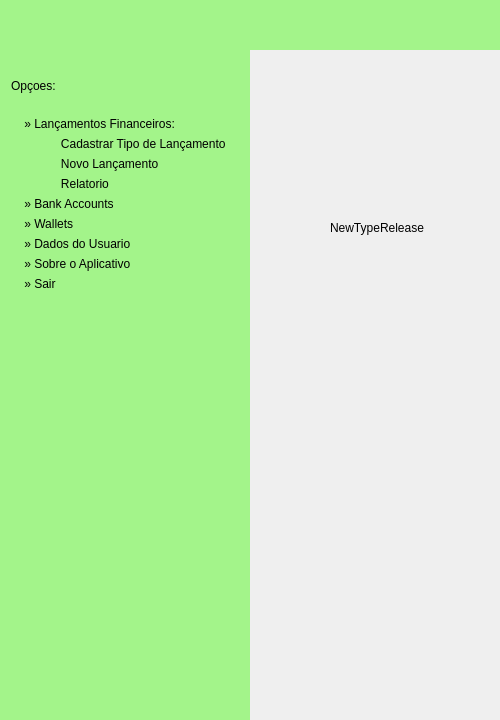
Above: VirtualWallet/src/vision/mainwindow.ui from joaovicentesouto/INE5417 before the change. Below: the same form after it.
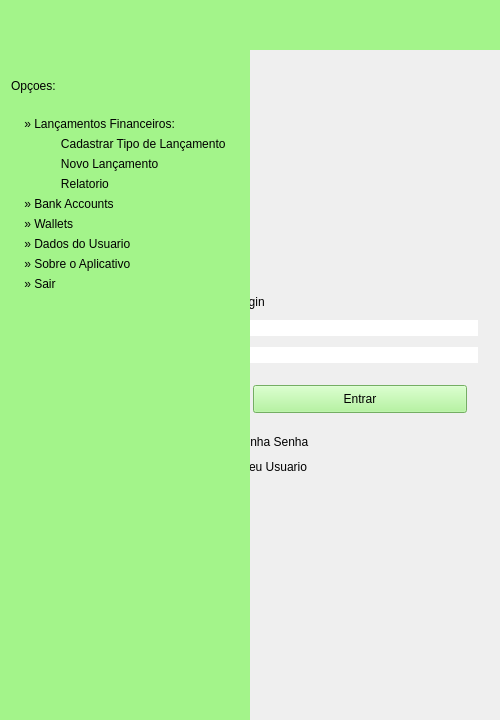
That is the form after the change. The open tabs and pages were chosen to show the change. Custom widgets are drawn as their Qt base class.

Diff of the .ui file:
```diff
--- a/VirtualWallet/src/vision/mainwindow.ui
+++ b/VirtualWallet/src/vision/mainwindow.ui
@@ -723,21 +723,7 @@
       </item>
      </layout>
     </widget>
-    <widget class="QWidget" name="NewTypeRelease">
-     <widget class="QLabel" name="label">
-      <property name="geometry">
-       <rect>
-        <x>330</x>
-        <y>170</y>
-        <width>131</width>
-        <height>16</height>
-       </rect>
-      </property>
-      <property name="text">
-       <string>NewTypeRelease</string>
-      </property>
-     </widget>
-    </widget>
+    <widget class="WNewReleaseType" name="NewReleaseType"/>
     <widget class="QWidget" name="NewRelease">
      <widget class="QLabel" name="label_2">
       <property name="geometry">
@@ -1121,6 +1107,12 @@
    <header>./src/vision/wnewbankaccount.h</header>
    <container>1</container>
   </customwidget>
+  <customwidget>
+   <class>WNewReleaseType</class>
+   <extends>QWidget</extends>
+   <header>./src/vision/wnewreleasetype.h</header>
+   <container>1</container>
+  </customwidget>
  </customwidgets>
  <resources/>
  <connections/>
```
Left out of the diff: 2 changed lines with no effect on the pictures.
